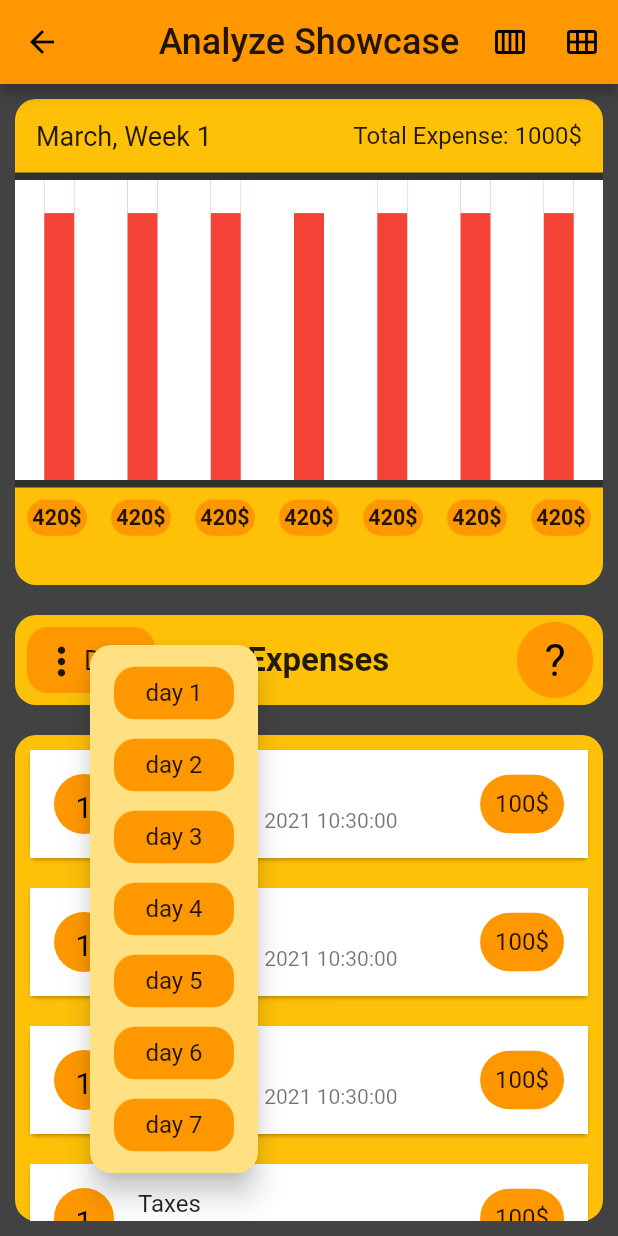
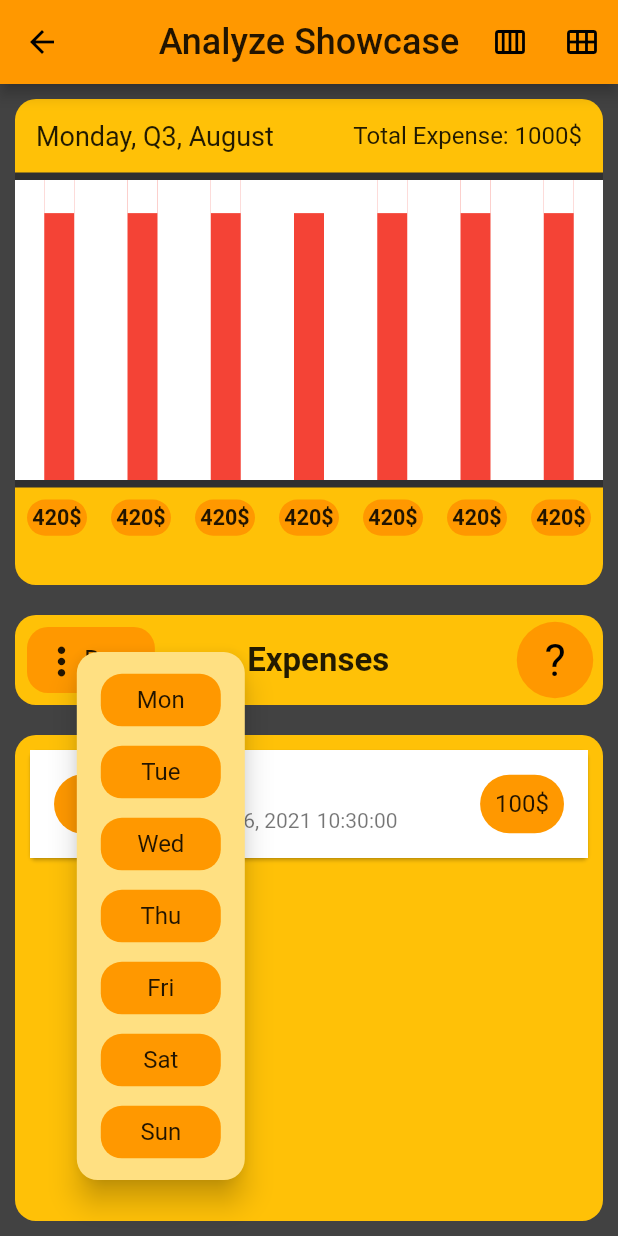
Before and after one commit to MermertH/economiser, a Flutter app: the AnalyzeShowcase screen opened directly, after a tap on "Days", on a phone screen of 412 x 824 dp. Run offline on Flutter 3.47's test engine with Material 2 defaults, Android fonts, the phone set to English and light mode, and no system bars; our stand-ins replace cloud_firestore, firebase_core, jiffy; accounts and stored records are empty.

```diff
--- a/lib/AnalyzingPage/AnalyzeShowcase.dart
+++ b/lib/AnalyzingPage/AnalyzeShowcase.dart
@@ -1,10 +1,20 @@
 import 'package:economiser/AnalyzingPage/ListItems.dart';
 import 'package:economiser/AnalyzingPage/cost_of_day.dart';
+import 'package:economiser/AnalyzingPage/selected_day.dart';
+import 'package:economiser/AnalyzingPage/selected_month.dart';
+import 'package:economiser/AnalyzingPage/selected_week.dart';
 import 'package:flutter/cupertino.dart';
 import 'package:flutter/material.dart';
+import 'package:intl/intl.dart';
 import './status_bar.dart';
 
-class AnalyzeShowcase extends StatelessWidget {
+class AnalyzeShowcase extends StatefulWidget {
+  @override
+  State<AnalyzeShowcase> createState() => _AnalyzeShowcaseState();
+}
+
+class _AnalyzeShowcaseState extends State<AnalyzeShowcase> {
+  final currentTime = DateTime.now();
   @override
   Widget build(BuildContext context) {
     final maxWidth = MediaQuery.of(context).size.width;
@@ -18,65 +28,9 @@ class AnalyzeShowcase extends StatelessWidget {
         ),
         centerTitle: true,
         actions: [
-          PopupMenuButton(
-              icon: Icon(Icons.calendar_view_week_rounded),
-              tooltip: 'Select Week',
-              color: Colors.amberAccent,
-              shape: RoundedRectangleBorder(
-                borderRadius: BorderRadius.circular(20),
-              ),
-              onSelected: (value) {
-                if (value <= 4) {
-                  print('Week $value is selected');
-                }
-              },
-              itemBuilder: (context) {
-                return List.generate(4, (index) {
-                  return PopupMenuItem(
-                    value: index + 1,
-                    child: Container(
-                      decoration: BoxDecoration(
-                        borderRadius: BorderRadius.circular(14),
-                        color: Colors.orange,
-                      ),
-                      child: Padding(
-                        padding: const EdgeInsets.all(8.0),
-                        child: Center(child: Text('Week ${index + 1}')),
-                      ),
-                    ),
-                  );
-                });
-              }),
-          PopupMenuButton(
-            icon: (Icon(Icons.calendar_view_month_rounded)),
-            tooltip: 'Select Month',
-            color: Colors.amberAccent,
-            shape: RoundedRectangleBorder(
-              borderRadius: BorderRadius.circular(20),
-            ),
-            onSelected: (value) {
-              if (value <= 4) {
-                print('Month $value is selected');
-              }
-            },
-            itemBuilder: (context) {
-              return List.generate(6, (index) {
-                return PopupMenuItem(
-                  value: index + 1,
-                  child: Container(
-                    decoration: BoxDecoration(
-                      borderRadius: BorderRadius.circular(14),
-                      color: Colors.orange,
-                    ),
-                    child: Padding(
-                      padding: const EdgeInsets.all(8.0),
-                      child: Center(child: Text('Month ${index + 1}')),
-                    ),
-                  ),
-                );
-              });
-            },
-          ),
+          //PopUpMenus.
+          SelectedWeek(),
+          SelectedMonth(),
         ],
       ),
       body: Column(
@@ -97,7 +51,9 @@ class AnalyzeShowcase extends StatelessWidget {
                         Padding(
                           padding: const EdgeInsets.all(14.0),
                           child: Text(
-                            'March, Week 1',
+                            "${DateFormat.EEEE().format(currentTime)}, " +
+                                "${DateFormat.QQQ().format(currentTime)}, " +
+                                "${DateFormat.MMMM().format(currentTime)}",
                             style: TextStyle(fontSize: 18),
                           ),
                         ),
@@ -148,57 +104,7 @@ class AnalyzeShowcase extends StatelessWidget {
               child: Row(
                 mainAxisAlignment: MainAxisAlignment.spaceBetween,
                 children: [
-                  PopupMenuButton(
-                    offset: Offset(50, 20),
-                    color: Colors.amber[200],
-                    shape: RoundedRectangleBorder(
-                      borderRadius: BorderRadius.circular(14),
-                    ),
-                    child: Padding(
-                      padding: const EdgeInsets.all(8.0),
-                      child: Container(
-                        decoration: BoxDecoration(
-                          borderRadius: BorderRadius.circular(14),
-                          color: Colors.orange,
-                        ),
-                        child: Padding(
-                          padding: const EdgeInsets.all(8.0),
-                          child: Row(
-                            mainAxisAlignment: MainAxisAlignment.spaceBetween,
-                            children: [
-                              Icon(
-                                Icons.more_vert,
-                                size: 30,
-                              ),
-                              Text(
-                                'Days',
-                                style: TextStyle(fontSize: 18),
-                              ),
-                            ],
-                          ),
-                        ),
-                      ),
-                    ),
-                    itemBuilder: (context) {
-                      return List.generate(7, (index) {
-                        return PopupMenuItem(
-                          child: Container(
-                              decoration: BoxDecoration(
-                                borderRadius: BorderRadius.circular(14),
-                                color: Colors.orange,
-                              ),
-                              child: Padding(
-                                padding: const EdgeInsets.all(8),
-                                child: Center(child: Text('day ${index + 1}')),
-                              )),
-                          value: index + 1,
-                        );
-                      });
-                    },
-                    onSelected: (value) {
-                      print('selected day is $value');
-                    },
-                  ),
+                  SelectedDay(),
                   Padding(
                     padding: const EdgeInsets.only(right: 25),
                     child: Text(
@@ -219,8 +125,10 @@ class AnalyzeShowcase extends StatelessWidget {
                       ),
                     ),
                     onPressed: () {
-                      print('Max Width: $maxWidth');
-                      print('Max Height: $maxHeight');
+                      // print('Max Width: $maxWidth');
+                      // print('Max Height: $maxHeight');
+                      // final months = Jiffy().subtract(months: 6);
+                      // print('${months.add(months: 1).MMM}');
                     },
                     child: Text('?'),
                   ),
@@ -237,8 +145,8 @@ class AnalyzeShowcase extends StatelessWidget {
                   borderRadius: BorderRadius.all(Radius.circular(14)),
                 ),
                 child: ListView.builder(
-                  itemCount: 10,
-                  itemBuilder: (context, index) => ListItems(),
+                  itemCount: 1,
+                  itemBuilder: (context, index) => ListItems(index),
                 ),
               ),
             ),
--- a/lib/AnalyzingPage/ListItems.dart
+++ b/lib/AnalyzingPage/ListItems.dart
@@ -2,9 +2,39 @@ import 'package:flutter/material.dart';
 import 'package:intl/intl.dart';
 
 class ListItems extends StatelessWidget {
+  final index;
+  ListItems(this.index);
+
   @override
   Widget build(BuildContext context) {
-    return Card(
+    return index == 100
+        ? Column(
+            mainAxisAlignment: MainAxisAlignment.center,
+            children: [
+              Container(
+                margin: EdgeInsets.only(top: 50),
+                // color: Colors.orange,
+                height: 200,
+                width: 200,
+                child: Column(
+                  mainAxisAlignment: MainAxisAlignment.center,
+                  children: [
+                    Icon(
+                      Icons.warning,
+                      size: 60,
+                    ),
+                    Center(
+                      child: Text(
+                        'No Expense Found',
+                        style: TextStyle(color: Colors.black, fontSize: 20),
+                      ),
+                    ),
+                  ],
+                ),
+              ),
+            ],
+          )
+        : Card(
             margin: EdgeInsets.all(10),
             child: ListTile(
               onTap: () {},
@@ -17,9 +47,11 @@ class ListItems extends StatelessWidget {
                 foregroundColor: Colors.black,
                 child: Padding(
                   padding: const EdgeInsets.all(10),
+                  child: FittedBox(
                     child: Text(
-              '1',
+                      '${index + 1}',
                       style: TextStyle(fontSize: 20),
+                    ),
                   ),
                 ),
               ),
--- /dev/null
+++ b/lib/AnalyzingPage/selected_day.dart
@@ -0,0 +1,75 @@
+import 'package:flutter/material.dart';
+import 'package:intl/intl.dart';
+
+class SelectedDay extends StatefulWidget {
+  @override
+  _SelectedDayState createState() => _SelectedDayState();
+}
+
+class _SelectedDayState extends State<SelectedDay> {
+  var selectedDay;
+  @override
+  Widget build(BuildContext context) {
+    final maxHeight = MediaQuery.of(context).size.height;
+    final maxWidth = MediaQuery.of(context).size.width;
+    final weekday = DateTime.now();
+
+    return PopupMenuButton(
+      offset: Offset(maxWidth * 0.1, maxHeight * 0.03),
+      color: Colors.amber[200],
+      shape: RoundedRectangleBorder(
+        borderRadius: BorderRadius.circular(14),
+      ),
+      child: Padding(
+        padding: const EdgeInsets.all(8.0),
+        child: Container(
+          decoration: BoxDecoration(
+            borderRadius: BorderRadius.circular(14),
+            color: Colors.orange,
+          ),
+          child: Padding(
+            padding: const EdgeInsets.all(8.0),
+            child: Row(
+              mainAxisAlignment: MainAxisAlignment.spaceBetween,
+              children: [
+                Icon(
+                  Icons.more_vert,
+                  size: 30,
+                ),
+                Text(
+                  'Days',
+                  style: TextStyle(fontSize: 18),
+                ),
+              ],
+            ),
+          ),
+        ),
+      ),
+      itemBuilder: (context) {
+        weekday.subtract(Duration(days: 7));
+        return List.generate(7, (index) {
+          return PopupMenuItem(
+            child: Container(
+                decoration: BoxDecoration(
+                  borderRadius: BorderRadius.circular(14),
+                  color: Colors.orange,
+                ),
+                child: Padding(
+                  padding: const EdgeInsets.all(8),
+                  child: Center(
+                      child: Text(
+                          '${DateFormat.E().format(weekday.subtract(Duration(days: index + 1)))}')),
+                )),
+            value: index + 1,
+          );
+        }).reversed.toList();
+      },
+      onSelected: (value) {
+        print('selected day is $value');
+        setState(() {
+          selectedDay = value;
+        });
+      },
+    );
+  }
+}
--- /dev/null
+++ b/lib/AnalyzingPage/selected_month.dart
@@ -0,0 +1,49 @@
+import 'package:flutter/material.dart';
+import 'package:jiffy/jiffy.dart';
+
+class SelectedMonth extends StatefulWidget {
+  @override
+  _SelectedMonthState createState() => _SelectedMonthState();
+}
+
+class _SelectedMonthState extends State<SelectedMonth> {
+  var selectedMonth;
+  final months = Jiffy();
+  @override
+  Widget build(BuildContext context) {
+    return PopupMenuButton(
+      icon: (Icon(Icons.calendar_view_month_rounded)),
+      tooltip: 'Select Month',
+      color: Colors.amberAccent,
+      shape: RoundedRectangleBorder(
+        borderRadius: BorderRadius.circular(20),
+      ),
+      onSelected: (value) {
+        print('Month $value is selected');
+        setState(() {
+          selectedMonth = value;
+        });
+
+      },
+      // initialValue: months.month,
+      itemBuilder: (context) {
+        return List.generate(1, (index) {
+          return PopupMenuItem(
+            value: months.month,
+            child: Container(
+              decoration: BoxDecoration(
+                borderRadius: BorderRadius.circular(14),
+                color: Colors.orange,
+              ),
+              child: Padding(
+                padding: const EdgeInsets.all(8.0),
+                child: Center(
+                    child: Text('${months.subtract(months: index).MMM}')),
+              ),
+            ),
+          );
+        });
+      },
+    );
+  }
+}
--- /dev/null
+++ b/lib/AnalyzingPage/selected_week.dart
@@ -0,0 +1,46 @@
+import 'package:flutter/material.dart';
+import 'package:jiffy/jiffy.dart';
+
+class SelectedWeek extends StatefulWidget {
+  @override
+  _SelectedWeekState createState() => _SelectedWeekState();
+}
+
+class _SelectedWeekState extends State<SelectedWeek> {
+  var selectedWeek;
+
+  @override
+  Widget build(BuildContext context) {
+    return PopupMenuButton(
+        icon: Icon(Icons.calendar_view_week_rounded),
+        tooltip: 'Select Week',
+        color: Colors.amberAccent,
+        shape: RoundedRectangleBorder(
+          borderRadius: BorderRadius.circular(20),
+        ),
+        onSelected: (value) {
+          print('Week $value is selected');
+          setState(() {
+            selectedWeek = value;
+          });
+        },
+        // initialValue: Jiffy().quarter,
+        itemBuilder: (context) {
+          return List.generate(4, (index) {
+            return PopupMenuItem(
+              value: index + 1,
+              child: Container(
+                decoration: BoxDecoration(
+                  borderRadius: BorderRadius.circular(14),
+                  color: Colors.orange,
+                ),
+                child: Padding(
+                  padding: const EdgeInsets.all(8.0),
+                  child: Center(child: Text('Week ${index + 1}')),
+                ),
+              ),
+            );
+          });
+        });
+  }
+}
```
Lines whose indentation alone changed are shown as unchanged.
